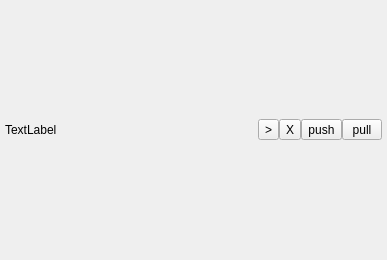
The window that packages/Mock/SceneGraphEditor/EntityHeader.ui (tommo/gii) describes before a commit, drawn with Qt 5.
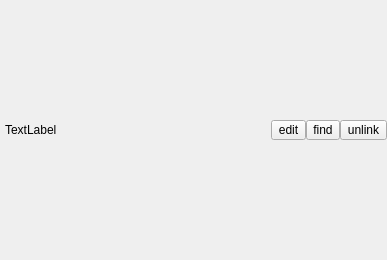
The same window after the commit.

The edit to the form file:
```diff
--- a/packages/Mock/SceneGraphEditor/EntityHeader.ui
+++ b/packages/Mock/SceneGraphEditor/EntityHeader.ui
@@ -21,7 +21,7 @@
   </property>
   <layout class="QVBoxLayout" name="verticalLayout">
    <property name="spacing">
-    <number>2</number>
+    <number>0</number>
    </property>
    <property name="margin">
     <number>0</number>
@@ -39,7 +39,7 @@
        <number>0</number>
       </property>
       <property name="rightMargin">
-       <number>5</number>
+       <number>0</number>
       </property>
       <property name="bottomMargin">
        <number>0</number>
@@ -49,7 +49,13 @@
         <property name="minimumSize">
          <size>
           <width>100</width>
-          <height>0</height>
+          <height>20</height>
+         </size>
+        </property>
+        <property name="maximumSize">
+         <size>
+          <width>16777215</width>
+          <height>20</height>
          </size>
         </property>
         <property name="text">
@@ -57,49 +63,60 @@
         </property>
        </widget>
       </item>
+      <item>
+       <widget class="QToolButton" name="buttonEdit">
+        <property name="minimumSize">
+         <size>
+          <width>0</width>
+          <height>20</height>
+         </size>
+        </property>
+        <property name="maximumSize">
+         <size>
+          <width>16777215</width>
+          <height>20</height>
+         </size>
+        </property>
+        <property name="text">
+         <string>edit</string>
+        </property>
+       </widget>
+      </item>
       <item>
        <widget class="QToolButton" name="buttonGoto">
         <property name="minimumSize">
          <size>
           <width>0</width>
-          <height>0</height>
+          <height>20</height>
+         </size>
+        </property>
+        <property name="maximumSize">
+         <size>
+          <width>16777215</width>
+          <height>20</height>
          </size>
         </property>
         <property name="text">
-         <string>&gt;</string>
+         <string>find</string>
         </property>
        </widget>
       </item>
       <item>
        <widget class="QToolButton" name="buttonUnlink">
-        <property name="text">
-         <string>X</string>
-        </property>
-       </widget>
-      </item>
-      <item>
-       <widget class="QToolButton" name="buttonPush">
         <property name="minimumSize">
          <size>
           <width>40</width>
-          <height>0</height>
+          <height>20</height>
          </size>
         </property>
-        <property name="text">
-         <string>push</string>
-        </property>
-       </widget>
-      </item>
-      <item>
-       <widget class="QToolButton" name="buttonPull">
-        <property name="minimumSize">
+        <property name="maximumSize">
          <size>
-          <width>40</width>
-          <height>0</height>
+          <width>16777215</width>
+          <height>20</height>
          </size>
         </property>
         <property name="text">
-         <string>pull</string>
+         <string>unlink</string>
         </property>
        </widget>
       </item>
```
